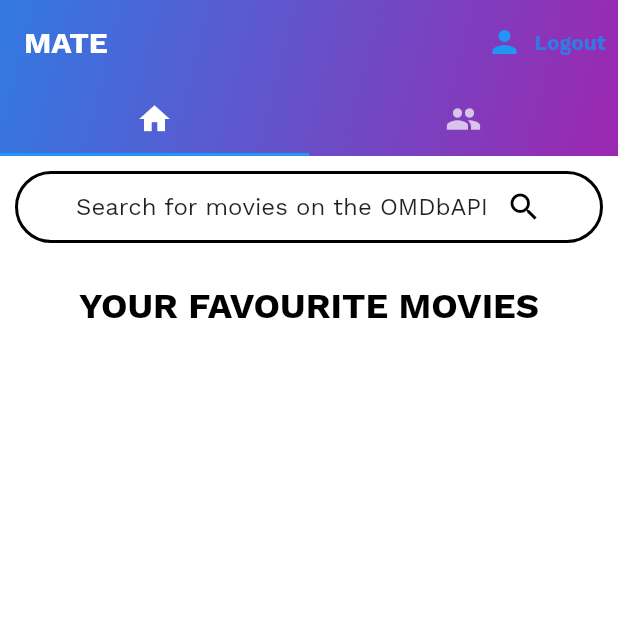
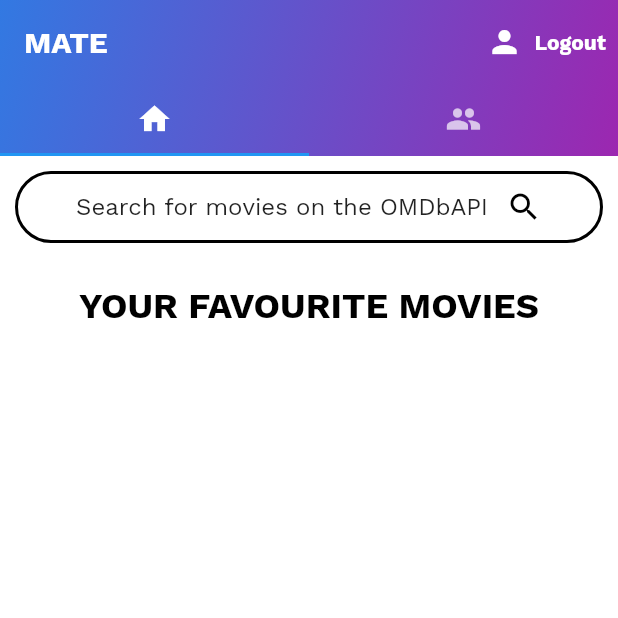
Before and after one commit to ChristineWasike/movie_mate, a Flutter app: the screen it shows once a user with an empty profile is signed in, on a phone screen of 412 x 824 dp, the top half of it. Run offline on Flutter 3.47's test engine with Material 2 defaults, Android fonts, the phone set to English and light mode, and no system bars; our stand-ins replace cloud_firestore, firebase_auth, firebase_core, google_fonts; accounts and stored records are empty.

Commit message:
final changes

```diff
--- a/lib/screens/home/home.dart
+++ b/lib/screens/home/home.dart
@@ -71,11 +71,12 @@ class _HomeState extends State<Home> with TickerProviderStateMixin {
         elevation: 0.0,
         actions: <Widget>[
           TextButton.icon(
-            icon: const Icon(Icons.person),
+            icon: const Icon(Icons.person,
+            color: Colors.white,),
             label: const Text(
               'Logout',
               style: TextStyle(
-                  color: Color(0xFF3279e2), fontWeight: FontWeight.bold),
+                  color: Colors.white, fontWeight: FontWeight.bold),
             ),
             onPressed: () async {
               await _auth.signOut();
```
